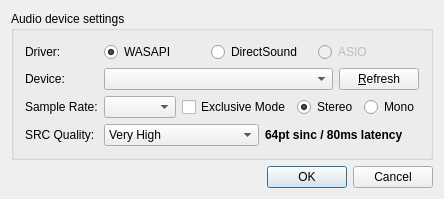
Qt form fluxplayer/fxaudiodeviceselectdialog.ui (fluxTH/fluxplayer) before a commit.
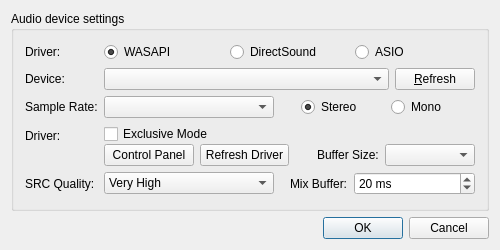
The same form after that commit.

What changed in the file:
```diff
--- a/fluxplayer/fxaudiodeviceselectdialog.ui
+++ b/fluxplayer/fxaudiodeviceselectdialog.ui
@@ -6,16 +6,22 @@
    <rect>
     <x>0</x>
     <y>0</y>
-    <width>440</width>
-    <height>188</height>
+    <width>500</width>
+    <height>250</height>
    </rect>
   </property>
   <property name="sizePolicy">
-   <sizepolicy hsizetype="Fixed" vsizetype="Fixed">
+   <sizepolicy hsizetype="Fixed" vsizetype="Maximum">
     <horstretch>0</horstretch>
     <verstretch>0</verstretch>
    </sizepolicy>
   </property>
+  <property name="minimumSize">
+   <size>
+    <width>500</width>
+    <height>0</height>
+   </size>
+  </property>
   <property name="windowTitle">
    <string>fluxplayer audio configuration</string>
   </property>
@@ -63,7 +69,7 @@
           <item>
            <widget class="QRadioButton" name="radioButton_driverASIO">
             <property name="enabled">
-             <bool>false</bool>
+             <bool>true</bool>
             </property>
             <property name="text">
              <string>ASIO</string>
@@ -82,6 +88,20 @@
           </property>
          </widget>
         </item>
+        <item row="1" column="1">
+         <layout class="QHBoxLayout" name="horizontalLayout" stretch="80,20">
+          <item>
+           <widget class="QComboBox" name="comboBox_device"/>
+          </item>
+          <item>
+           <widget class="QPushButton" name="btn_refreshDevice">
+            <property name="text">
+             <string>&amp;Refresh</string>
+            </property>
+           </widget>
+          </item>
+         </layout>
+        </item>
         <item row="2" column="0">
          <widget class="QLabel" name="label_2">
           <property name="text">
@@ -90,14 +110,20 @@
          </widget>
         </item>
         <item row="2" column="1">
-         <layout class="QHBoxLayout" name="horizontalLayout_3">
+         <layout class="QHBoxLayout" name="horizontalLayout_3" stretch="40,5,20,20">
           <item>
-           <widget class="QComboBox" name="comboBox_sampleRate"/>
-          </item>
-          <item>
-           <widget class="QCheckBox" name="checkBox_exclusiveMode">
-            <property name="text">
-             <string>Exclusive Mode</string>
+           <widget class="QComboBox" name="comboBox_sampleRate">
+            <property name="sizePolicy">
+             <sizepolicy hsizetype="Fixed" vsizetype="Fixed">
+              <horstretch>0</horstretch>
+              <verstretch>0</verstretch>
+             </sizepolicy>
+            </property>
+            <property name="minimumSize">
+             <size>
+              <width>170</width>
+              <height>0</height>
+             </size>
             </property>
            </widget>
           </item>
@@ -108,7 +134,7 @@
             </property>
             <property name="sizeHint" stdset="0">
              <size>
-              <width>40</width>
+              <width>10</width>
               <height>20</height>
              </size>
             </property>
@@ -139,31 +165,29 @@
           </item>
          </layout>
         </item>
-        <item row="1" column="1">
-         <layout class="QHBoxLayout" name="horizontalLayout" stretch="80,20">
-          <item>
-           <widget class="QComboBox" name="comboBox_device"/>
-          </item>
-          <item>
-           <widget class="QPushButton" name="btn_refreshDevice">
-            <property name="text">
-             <string>&amp;Refresh</string>
-            </property>
-           </widget>
-          </item>
-         </layout>
-        </item>
-        <item row="3" column="0">
+        <item row="6" column="0">
          <widget class="QLabel" name="label_3">
           <property name="text">
            <string>SRC Quality:</string>
           </property>
          </widget>
         </item>
-        <item row="3" column="1">
-         <layout class="QHBoxLayout" name="horizontalLayout_4">
+        <item row="6" column="1">
+         <layout class="QHBoxLayout" name="horizontalLayout_4" stretch="27,15,5,20">
           <item>
            <widget class="QComboBox" name="comboBox">
+            <property name="sizePolicy">
+             <sizepolicy hsizetype="Fixed" vsizetype="Fixed">
+              <horstretch>0</horstretch>
+              <verstretch>0</verstretch>
+             </sizepolicy>
+            </property>
+            <property name="minimumSize">
+             <size>
+              <width>170</width>
+              <height>0</height>
+             </size>
+            </property>
             <item>
              <property name="text">
               <string>Very High</string>
@@ -171,15 +195,144 @@
             </item>
            </widget>
           </item>
+          <item>
+           <spacer name="horizontalSpacer_3">
+            <property name="orientation">
+             <enum>Qt::Horizontal</enum>
+            </property>
+            <property name="sizeType">
+             <enum>QSizePolicy::Maximum</enum>
+            </property>
+            <property name="sizeHint" stdset="0">
+             <size>
+              <width>10</width>
+              <height>20</height>
+             </size>
+            </property>
+           </spacer>
+          </item>
           <item>
            <widget class="QLabel" name="label_5">
             <property name="text">
-             <string>&lt;b&gt;64pt sinc / 80ms latency&lt;/b&gt;</string>
+             <string>Mix Buffer:</string>
             </property>
            </widget>
           </item>
+          <item>
+           <widget class="QSpinBox" name="spinBox">
+            <property name="suffix">
+             <string> ms</string>
+            </property>
+            <property name="minimum">
+             <number>1</number>
+            </property>
+            <property name="maximum">
+             <number>1000</number>
+            </property>
+            <property name="value">
+             <number>20</number>
+            </property>
+           </widget>
+          </item>
          </layout>
         </item>
+        <item row="3" column="1">
+         <layout class="QVBoxLayout" name="verticalLayout_5">
+          <property name="spacing">
+           <number>0</number>
+          </property>
+          <property name="topMargin">
+           <number>0</number>
+          </property>
+          <item>
+           <widget class="QWidget" name="options_WASAPI" native="true">
+            <layout class="QHBoxLayout" name="horizontalLayout_5">
+             <property name="leftMargin">
+              <number>0</number>
+             </property>
+             <property name="topMargin">
+              <number>0</number>
+             </property>
+             <property name="rightMargin">
+              <number>0</number>
+             </property>
+             <property name="bottomMargin">
+              <number>0</number>
+             </property>
+             <item>
+              <widget class="QCheckBox" name="checkBox_exclusiveMode">
+               <property name="text">
+                <string>Exclusive Mode</string>
+               </property>
+              </widget>
+             </item>
+            </layout>
+           </widget>
+          </item>
+          <item>
+           <widget class="QWidget" name="options_ASIO" native="true">
+            <layout class="QHBoxLayout" name="ASIOGroup1" stretch="20,20,5,10,20">
+             <property name="leftMargin">
+              <number>0</number>
+             </property>
+             <property name="topMargin">
+              <number>0</number>
+             </property>
+             <property name="rightMargin">
+              <number>0</number>
+             </property>
+             <property name="bottomMargin">
+              <number>0</number>
+             </property>
+             <item>
+              <widget class="QPushButton" name="pushButton">
+               <property name="text">
+                <string>Control Panel</string>
+               </property>
+              </widget>
+             </item>
+             <item>
+              <widget class="QPushButton" name="pushButton_2">
+               <property name="text">
+                <string>Refresh Driver</string>
+               </property>
+              </widget>
+             </item>
+             <item>
+              <spacer name="horizontalSpacer_2">
+               <property name="orientation">
+                <enum>Qt::Horizontal</enum>
+               </property>
+               <property name="sizeHint" stdset="0">
+                <size>
+                 <width>40</width>
+                 <height>20</height>
+                </size>
+               </property>
+              </spacer>
+             </item>
+             <item>
+              <widget class="QLabel" name="label_6">
+               <property name="text">
+                <string>Buffer Size:</string>
+               </property>
+              </widget>
+             </item>
+             <item>
+              <widget class="QComboBox" name="comboBox_2"/>
+             </item>
+            </layout>
+           </widget>
+          </item>
+         </layout>
+        </item>
+        <item row="3" column="0">
+         <widget class="QLabel" name="label_driverOptions">
+          <property name="text">
+           <string>Driver:</string>
+          </property>
+         </widget>
+        </item>
        </layout>
       </item>
      </layout>
```
Left out of the diff: 8 changed lines with no effect on the pictures.
